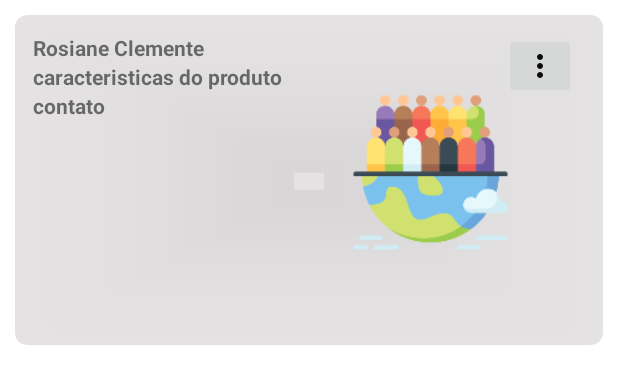
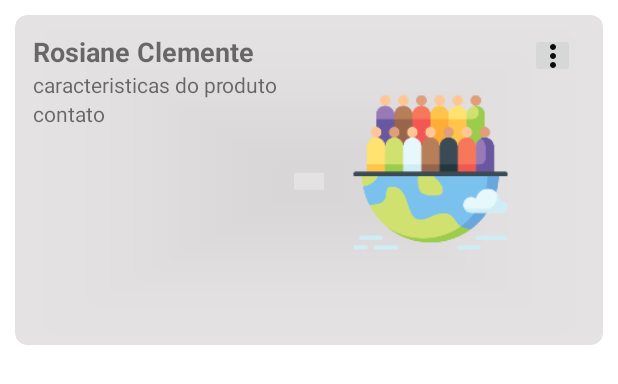
Before and after one commit to rosianeclemente/App-Doacoes, an Android app: the layout item_doacao.xml on its own in the app's theme, with its tools: preview values and no code run, on a phone screen of 412 x 824 dp. Shown: the top 384 px of the screen. Run offline under Robolectric (Android 15) with nearby library versions, the phone set to English and light mode, and no system bars.

Commit message:
atualizando views

```diff
--- a/app/src/main/res/layout/item_doacao.xml
+++ b/app/src/main/res/layout/item_doacao.xml
@@ -28,8 +28,8 @@
 
             <ImageButton
                 android:id="@+id/more"
-                android:layout_width="wrap_content"
-                android:layout_height="wrap_content"
+                android:layout_width="30sp"
+                android:layout_height="30sp"
                 android:src="@drawable/ic_baseline_more_vert_24"
                 app:layout_constraintEnd_toEndOf="parent"
                 app:layout_constraintHorizontal_bias="0.981"
@@ -39,7 +39,8 @@
 
             <com.google.android.material.textview.MaterialTextView
                 android:id="@+id/nome"
-                android:layout_width="wrap_content"
+                android:layout_width="200dp"
+                android:textSize="18dp"
                 android:layout_height="wrap_content"
                 android:textStyle="bold"
                 app:layout_constraintStart_toStartOf="parent"
@@ -51,7 +52,7 @@
                 android:id="@+id/caracteristicas"
                 android:layout_width="200dp"
                 android:layout_height="wrap_content"
-                android:textStyle="bold"
+                android:textStyle="normal"
                 app:layout_constraintStart_toStartOf="parent"
                 app:layout_constraintTop_toBottomOf="@id/nome"
                 tools:text="caracteristicas do produto"
@@ -59,9 +60,9 @@
             />
             <com.google.android.material.textview.MaterialTextView
                 android:id="@+id/contato"
-                android:layout_width="wrap_content"
+                android:layout_width="200dp"
                 android:layout_height="wrap_content"
-                android:textStyle="bold"
+                android:textStyle="normal"
                 app:layout_constraintStart_toStartOf="parent"
                 app:layout_constraintTop_toBottomOf="@id/caracteristicas"
                 tools:text="contato"
```
